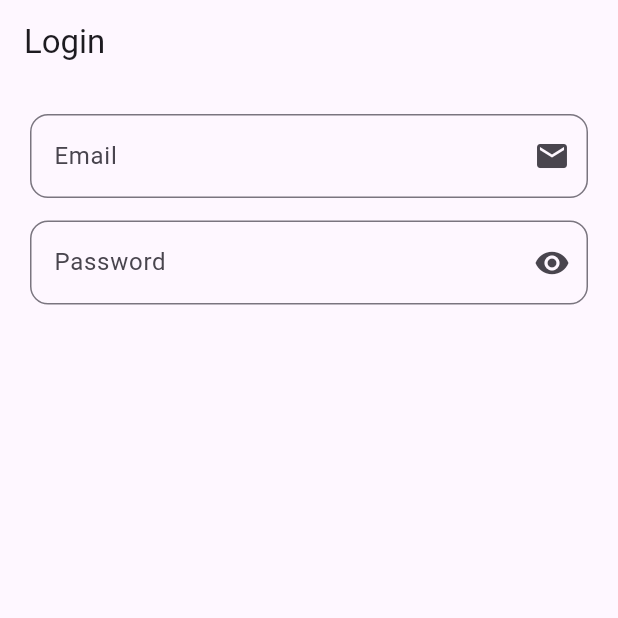
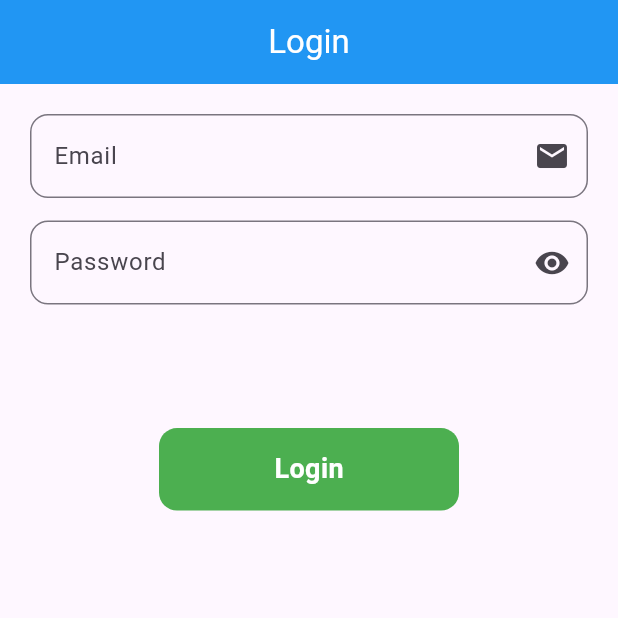
Before and after one commit to Noorullah178632/API_revision, a Flutter app: the screen it shows after launch, on a phone screen of 412 x 824 dp, the top half of it. Run offline on Flutter 3.47's test engine with Material 3 defaults, Android fonts, the phone set to English and light mode, and no system bars; our stand-ins replace another_flushbar, fluttertoast.

Commit message:
new data

```diff
--- /dev/null
+++ b/lib/resources/appColors.dart
@@ -0,0 +1,5 @@
+import 'package:flutter/material.dart';
+
+class Appcolors {
+  static const Color buttonColor = Colors.green;
+}
--- /dev/null
+++ b/lib/resources/component/rounded_button.dart
@@ -0,0 +1,44 @@
+import 'package:api_revision/resources/appColors.dart';
+import 'package:flutter/material.dart';
+
+class RoundedButton extends StatelessWidget {
+  final String text;
+  final bool isLoading;
+  final VoidCallback onpress;
+
+  const RoundedButton({
+    super.key,
+    required this.text,
+    this.isLoading = false,
+    required this.onpress,
+  });
+
+  @override
+  Widget build(BuildContext context) {
+    return GestureDetector(
+      onTap: () {
+        onpress;
+      },
+      child: Container(
+        width: 200, // Full width
+        height: 55, // Ideal mobile height
+        decoration: BoxDecoration(
+          color: Appcolors.buttonColor,
+          borderRadius: BorderRadius.circular(12),
+        ),
+        child: Center(
+          child: isLoading
+              ? CircularProgressIndicator(color: Colors.white)
+              : Text(
+                  text,
+                  style: TextStyle(
+                    color: Colors.white,
+                    fontSize: 18,
+                    fontWeight: FontWeight.bold,
+                  ),
+                ),
+        ),
+      ),
+    );
+  }
+}
--- a/lib/utils/utils.dart
+++ b/lib/utils/utils.dart
@@ -38,4 +38,8 @@ class Utils {
       ),
     );
   }
+
+  static void moveFocusNode(BuildContext context, FocusNode next) {
+    FocusScope.of(context).requestFocus(next);
+  }
 }
--- a/lib/view/login_view.dart
+++ b/lib/view/login_view.dart
@@ -1,3 +1,5 @@
+import 'package:api_revision/resources/component/rounded_button.dart';
+import 'package:api_revision/utils/utils.dart';
 import 'package:flutter/material.dart';
 
 class LoginView extends StatefulWidget {
@@ -12,12 +14,18 @@ class _LoginViewState extends State<LoginView> {
   TextEditingController emailController = TextEditingController();
   TextEditingController passwordController = TextEditingController();
   final ValueNotifier<bool> _obsecureText = ValueNotifier<bool>(true);
+  FocusNode emailNode = FocusNode();
+  FocusNode passwordNode = FocusNode();
 
   @override
   Widget build(BuildContext context) {
     double height = MediaQuery.of(context).size.height;
     return Scaffold(
-      appBar: AppBar(title: Text("Login")),
+      appBar: AppBar(
+        backgroundColor: Colors.blue,
+        title: Text("Login", style: TextStyle(color: Colors.white)),
+        centerTitle: true,
+      ),
       body: Column(
         children: [
           Padding(
@@ -29,6 +37,7 @@ class _LoginViewState extends State<LoginView> {
                 children: [
                   // Email
                   TextFormField(
+                    focusNode: emailNode,
                     controller: emailController,
                     decoration: InputDecoration(
                       labelText: 'Email',
@@ -37,6 +46,9 @@ class _LoginViewState extends State<LoginView> {
                         borderRadius: BorderRadius.circular(12),
                       ),
                     ),
+                    onFieldSubmitted: (value) {
+                      Utils.moveFocusNode(context, passwordNode);
+                    },
                     validator: (value) => value!.isEmpty ? 'Enter email' : null,
                   ),
                   SizedBox(height: 15),
@@ -45,6 +57,7 @@ class _LoginViewState extends State<LoginView> {
                     valueListenable: _obsecureText,
                     builder: (context, isObsecure, child) {
                       return TextFormField(
+                        focusNode: passwordNode,
                         controller: passwordController,
                         obscureText: isObsecure,
                         decoration: InputDecoration(
@@ -63,12 +76,14 @@ class _LoginViewState extends State<LoginView> {
                             borderRadius: BorderRadius.circular(12),
                           ),
                         ),
+                        onFieldSubmitted: (value) {},
                         validator: (value) =>
                             value!.length < 6 ? 'Too short' : null,
                       );
                     },
                   ),
                   SizedBox(height: height * .1),
+                  RoundedButton(text: "Login", onpress: () {}),
                 ],
               ),
             ),
```
